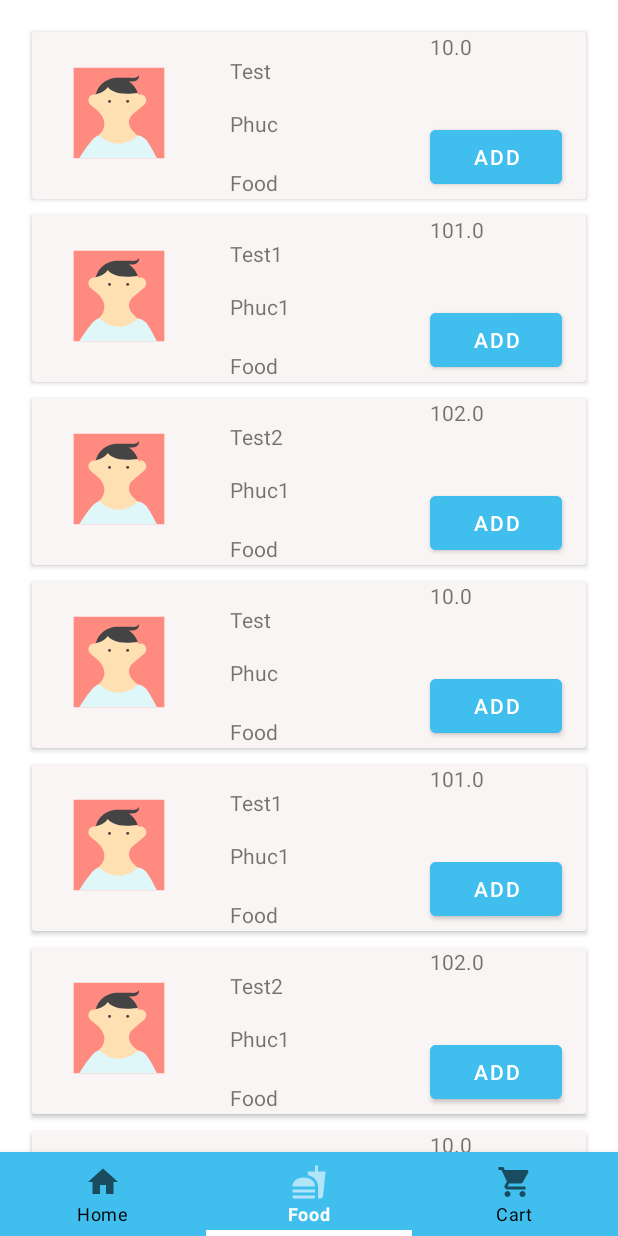
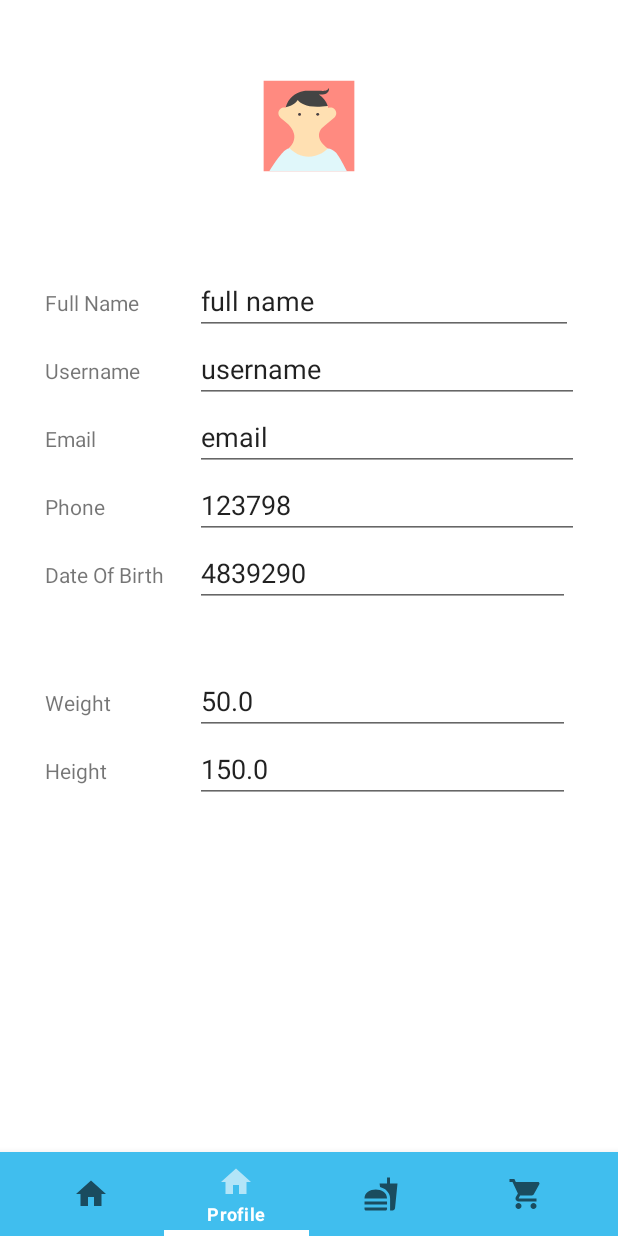
Before and after one commit to jimmy-nhk/A3-Android-Health-4-U, an Android app: the MainActivity screen opened directly, with no data from a screen before it, item 2 of the bottom bar chosen, on a phone screen of 412 x 824 dp. Run offline under Robolectric (Android 15) with nearby library versions, the phone set to English and light mode, and no system bars.

Commit message:
+ setup Client profile

```diff
--- a/ClientApp/app/src/main/java/com/example/clientapp/activity/MainActivity.java
+++ b/ClientApp/app/src/main/java/com/example/clientapp/activity/MainActivity.java
@@ -2,6 +2,7 @@ package com.example.clientapp.activity;
 import com.example.clientapp.R;
 import com.example.clientapp.fragment.FoodListFragment;
 import com.example.clientapp.fragment.HomeFragment;
+import com.example.clientapp.fragment.ProfileFragment;
 import com.google.android.material.bottomnavigation.BottomNavigationView;
 
 import androidx.annotation.NonNull;
@@ -48,6 +49,10 @@ public class MainActivity extends AppCompatActivity{
             switch (item.getItemId()) {
                 case R.id.homePageNav:
                     fragment = new HomeFragment();
+                    loadFragment(fragment);
+                    return true;
+                case R.id.profileNav:
+                    fragment = new ProfileFragment();
                     loadFragment(fragment);
                     return true;
                 case R.id.itemsNav:
--- /dev/null
+++ b/ClientApp/app/src/main/java/com/example/clientapp/fragment/ProfileFragment.java
@@ -0,0 +1,117 @@
+package com.example.clientapp.fragment;
+
+import android.os.Bundle;
+
+import androidx.fragment.app.Fragment;
+import androidx.fragment.app.FragmentActivity;
+
+import android.view.LayoutInflater;
+import android.view.View;
+import android.view.ViewGroup;
+import android.widget.TextView;
+
+import com.example.clientapp.R;
+
+/**
+ * A simple {@link Fragment} subclass.
+ * Use the {@link ProfileFragment#newInstance} factory method to
+ * create an instance of this fragment.
+ */
+public class ProfileFragment extends Fragment {
+
+    // TODO: Rename parameter arguments, choose names that match
+    // the fragment initialization parameters, e.g. ARG_ITEM_NUMBER
+    private static final String ARG_PARAM1 = "param1";
+    private static final String ARG_PARAM2 = "param2";
+
+    // TODO: Rename and change types of parameters
+    private String mParam1;
+    private String mParam2;
+
+    private TextView fullNameTextView;
+    private TextView usernameTextView;
+    private TextView emailTextView;
+    private TextView phoneTextView;
+    private TextView dobTextView;
+    private TextView weightTextView;
+    private TextView heightTextView;
+
+    private String fullName;
+    private String username;
+    private String email;
+    private String phone;
+    private String dob;
+    private double weight;
+    private double height;
+
+    public ProfileFragment() {
+        // Required empty public constructor
+    }
+
+    /**
+     * Use this factory method to create a new instance of
+     * this fragment using the provided parameters.
+     *
+     * @param param1 Parameter 1.
+     * @param param2 Parameter 2.
+     * @return A new instance of fragment ProfileFragment.
+     */
+    // TODO: Rename and change types and number of parameters
+    public static ProfileFragment newInstance(String param1, String param2) {
+        ProfileFragment fragment = new ProfileFragment();
+        Bundle args = new Bundle();
+        args.putString(ARG_PARAM1, param1);
+        args.putString(ARG_PARAM2, param2);
+        fragment.setArguments(args);
+        return fragment;
+    }
+
+    @Override
+    public void onCreate(Bundle savedInstanceState) {
+        super.onCreate(savedInstanceState);
+        if (getArguments() != null) {
+            mParam1 = getArguments().getString(ARG_PARAM1);
+            mParam2 = getArguments().getString(ARG_PARAM2);
+        }
+    }
+
+    @Override
+    public View onCreateView(LayoutInflater inflater, ViewGroup container,
+                             Bundle savedInstanceState) {
+        View view = inflater.inflate(R.layout.fragment_profile, container, false);
+
+        getViews(view);
+        getUserInfo();
+
+        fullNameTextView.setText(fullName);
+        usernameTextView.setText(username);
+        emailTextView.setText(email);
+        phoneTextView.setText(phone);
+        dobTextView.setText(dob);
+        weightTextView.setText(String.valueOf(weight));
+        heightTextView.setText(String.valueOf(height));
+
+        // Inflate the layout for this fragment
+        return view;
+    }
+
+    private void getUserInfo() {
+        fullName = "full name";
+        username = "username";
+        email = "email";
+        phone = "123798";
+        dob = "4839290";
+        weight = 50;
+        height = 150;
+    }
+
+    private void getViews(View view) {
+        fullNameTextView = view.findViewById(R.id.fullNameTxt);
+        usernameTextView = view.findViewById(R.id.usernameTxt);
+        emailTextView = view.findViewById(R.id.emailTxt);
+        phoneTextView = view.findViewById(R.id.phoneTxt);
+        dobTextView = view.findViewById(R.id.dobTxt);
+        weightTextView = view.findViewById(R.id.weightTxt);
+        heightTextView = view.findViewById(R.id.heightTxt);
+    }
+}
--- /dev/null
+++ b/ClientApp/app/src/main/res/layout/fragment_profile.xml
@@ -0,0 +1,142 @@
+<?xml version="1.0" encoding="utf-8"?>
+<FrameLayout xmlns:android="http://schemas.android.com/apk/res/android"
+    xmlns:tools="http://schemas.android.com/tools"
+    android:layout_width="match_parent"
+    android:layout_height="match_parent"
+    tools:context=".fragment.ProfileFragment">
+
+    <LinearLayout
+        android:layout_width="match_parent"
+        android:layout_height="wrap_content"
+        android:gravity="center_horizontal"
+        android:orientation="vertical"
+        android:layout_margin="30dp">
+        <ImageView
+            android:layout_width="wrap_content"
+            android:layout_height="wrap_content"
+            android:background="@drawable/avatar_foreground"/>
+
+        <LinearLayout
+            android:layout_width="match_parent"
+            android:layout_height="wrap_content"
+            android:layout_marginTop="40dp"
+            android:orientation="vertical">
+            <LinearLayout
+                android:layout_width="match_parent"
+                android:layout_height="wrap_content">
+
+                <TextView
+                    android:layout_width="80dp"
+                    android:layout_height="wrap_content"
+                    android:text="Full Name"/>
+
+                <EditText
+                    android:id="@+id/fullNameTxt"
+                    android:layout_marginStart="20dp"
+                    android:layout_width="match_parent"
+                    android:layout_height="wrap_content"/>
+
+            </LinearLayout>
+            <LinearLayout
+                android:layout_width="match_parent"
+                android:layout_height="wrap_content">
+
+                <TextView
+                    android:layout_width="80dp"
+                    android:layout_height="wrap_content"
+                    android:text="Username"/>
+
+                <EditText
+                    android:id="@+id/usernameTxt"
+                    android:layout_marginStart="20dp"
+                    android:layout_width="270dp"
+                    android:layout_height="wrap_content"/>
+
+            </LinearLayout>
+            <LinearLayout
+                android:layout_width="match_parent"
+                android:layout_height="wrap_content">
+
+                <TextView
+                    android:layout_width="80dp"
+                    android:layout_height="wrap_content"
+                    android:text="Email"/>
+
+                <EditText
+                    android:id="@+id/emailTxt"
+                    android:layout_marginStart="20dp"
+                    android:layout_width="270dp"
+                    android:layout_height="wrap_content"/>
+            </LinearLayout>
+            <LinearLayout
+                android:layout_width="match_parent"
+                android:layout_height="wrap_content">
+
+                <TextView
+                    android:layout_width="80dp"
+                    android:layout_height="wrap_content"
+                    android:text="Phone"/>
+
+                <EditText
+                    android:id="@+id/phoneTxt"
+                    android:layout_marginStart="20dp"
+                    android:layout_width="270dp"
+                    android:layout_height="wrap_content"/>
+            </LinearLayout>
+            <LinearLayout
+                android:layout_width="match_parent"
+                android:layout_height="wrap_content">
+
+                <TextView
+                    android:layout_width="80dp"
+                    android:layout_height="wrap_content"
+                    android:text="Date Of Birth"/>
+
+                <EditText
+                    android:id="@+id/dobTxt"
+                    android:layout_marginStart="20dp"
+                    android:layout_width="250dp"
+                    android:layout_height="wrap_content"/>
+            </LinearLayout>
+        </LinearLayout>
+
+
+        <LinearLayout
+            android:layout_width="match_parent"
+            android:layout_height="wrap_content"
+            android:layout_marginTop="40dp"
+            android:orientation="vertical">
+            <LinearLayout
+                android:layout_width="match_parent"
+                android:layout_height="wrap_content">
+
+                <TextView
+                    android:layout_width="80dp"
+                    android:layout_height="wrap_content"
+                    android:text="Weight"/>
+
+                <EditText
+                    android:id="@+id/weightTxt"
+                    android:layout_marginStart="20dp"
+                    android:layout_width="250dp"
+                    android:layout_height="wrap_content"/>
+            </LinearLayout>
+            <LinearLayout
+                android:layout_width="match_parent"
+                android:layout_height="wrap_content">
+
+                <TextView
+                    android:layout_width="80dp"
+                    android:layout_height="wrap_content"
+                    android:text="Height"/>
+
+                <EditText
+                    android:id="@+id/heightTxt"
+                    android:layout_marginStart="20dp"
+                    android:layout_width="250dp"
+                    android:layout_height="wrap_content"/>
+            </LinearLayout>
+        </LinearLayout>
+
+    </LinearLayout>
+</FrameLayout>
--- a/ClientApp/app/src/main/res/menu/menu.xml
+++ b/ClientApp/app/src/main/res/menu/menu.xml
@@ -4,6 +4,11 @@
         android:id="@+id/homePageNav"
         android:icon="@drawable/home_nav"
         android:title="Home" />
+
+    <item
+        android:id="@+id/profileNav"
+        android:icon="@drawable/home_nav"
+        android:title="Profile" />
 
     <item
         android:id="@+id/itemsNav"
```
